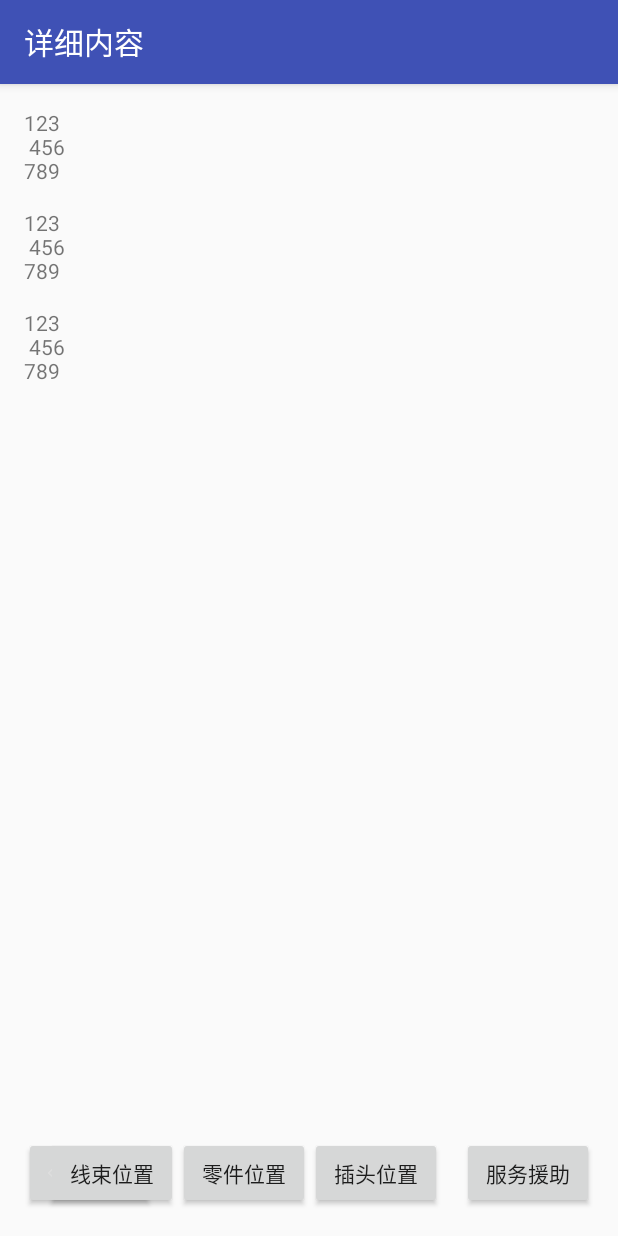
After one commit to gzzx24/ZhangXuDEMO, an Android app: the CarFailInfoActivity screen opened directly, with no data from a screen before it, on a phone screen of 412 x 824 dp. The commit adds this screen. Run offline under Robolectric (Android 15) with nearby library versions, the phone set to English and light mode, and no system bars.

Commit message:
添加详细页

```diff
--- a/app/src/main/AndroidManifest.xml
+++ b/app/src/main/AndroidManifest.xml
@@ -25,6 +25,7 @@
                 <category android:name="android.intent.category.LAUNCHER" />
             </intent-filter>
         </activity>
+        <activity android:name=".activity.CarFailInfoActivity"></activity>
     </application>
 
 </manifest>
--- /dev/null
+++ b/app/src/main/java/demo/zhangxu/zhangxudemo/activity/CarFailInfoActivity.java
@@ -0,0 +1,52 @@
+package demo.zhangxu.zhangxudemo.activity;
+
+import android.os.Bundle;
+import android.support.v7.app.AppCompatActivity;
+import android.widget.Button;
+import android.widget.TextView;
+
+import java.util.ArrayList;
+import java.util.List;
+
+import demo.zhangxu.zhangxudemo.R;
+import demo.zhangxu.zhangxudemo.entity.CarFailCode;
+
+public class CarFailInfoActivity extends AppCompatActivity {
+
+    private TextView tv_fail_info;
+    private TextView tv_fail_tips;
+    private TextView tv_fail_notice;
+    private Button btn_back;
+    private Button btn_line;
+    private Button btn_plug;
+    private Button btn_component;
+    private Button btn_help;
+    @Override
+    protected void onCreate(Bundle savedInstanceState) {
+        super.onCreate(savedInstanceState);
+        setContentView(R.layout.activity_car_fail_info);
+
+        initView();
+    }
+
+    public void initView() {
+        setTitle("详细内容");
+        tv_fail_info = (TextView)findViewById(R.id.tv_fail_info);
+        tv_fail_tips = (TextView)findViewById(R.id.tv_fail_tips);
+        tv_fail_notice = (TextView)findViewById(R.id.tv_fail_notice);
+
+        tv_fail_info.setText("123\n 456\n789");
+        tv_fail_tips.setText("123\n 456\n789");
+        tv_fail_notice.setText("123\n 456\n789");
+        List<CarFailCode> stuList=new ArrayList<>();
+        for(int i=0;i<10;i++){
+            CarFailCode carFailCode=new CarFailCode();
+            carFailCode.setCode("code"+i);
+            carFailCode.setContent("content:"+i);
+
+            stuList.add(carFailCode);
+        }
+
+
+    }
+}
--- /dev/null
+++ b/app/src/main/java/demo/zhangxu/zhangxudemo/entity/CarFailCode.java
@@ -0,0 +1,26 @@
+package demo.zhangxu.zhangxudemo.entity;
+
+/**
+ * Created by zhangxu on 17/3/6.
+ */
+
+public class CarFailCode {
+    private String code;
+    private String content;
+
+    public String getCode() {
+        return code;
+    }
+
+    public void setCode(String code) {
+        this.code = code;
+    }
+
+    public String getContent() {
+        return content;
+    }
+
+    public void setContent(String content) {
+        this.content = content;
+    }
+}
--- /dev/null
+++ b/app/src/main/res/layout/activity_car_fail_info.xml
@@ -0,0 +1,94 @@
+<?xml version="1.0" encoding="utf-8"?>
+<RelativeLayout xmlns:android="http://schemas.android.com/apk/res/android"
+    xmlns:tools="http://schemas.android.com/tools"
+    android:id="@+id/activity_car_fail_info"
+    android:layout_width="match_parent"
+    android:layout_height="match_parent"
+    android:paddingBottom="@dimen/activity_vertical_margin"
+    android:paddingLeft="@dimen/activity_horizontal_margin"
+    android:paddingRight="@dimen/activity_horizontal_margin"
+    android:paddingTop="@dimen/activity_vertical_margin"
+    tools:context="demo.zhangxu.zhangxudemo.activity.CarFailInfoActivity">
+
+    <TextView
+        android:layout_width="match_parent"
+        android:layout_height="wrap_content"
+        android:layout_alignParentTop="true"
+        android:layout_centerHorizontal="true"
+        android:id="@+id/tv_fail_info" />
+
+    <TextView
+        android:text="TextView"
+        android:layout_width="match_parent"
+        android:layout_height="wrap_content"
+        android:layout_below="@+id/tv_fail_info"
+        android:layout_centerHorizontal="true"
+        android:layout_marginTop="15dp"
+        android:id="@+id/tv_fail_tips" />
+
+    <TextView
+        android:text="TextView"
+        android:layout_width="match_parent"
+        android:layout_height="wrap_content"
+        android:layout_below="@+id/tv_fail_tips"
+        android:layout_marginTop="15dp"
+        android:id="@+id/tv_fail_notice" />
+
+    <RelativeLayout
+        android:layout_width="match_parent"
+        android:layout_height="50dp"
+        android:layout_alignParentBottom="true"
+        android:layout_centerHorizontal="true">
+        <Button
+            android:text="@string/back"
+            android:drawableLeft="@mipmap/title_back"
+            android:layout_width="wrap_content"
+            android:layout_height="wrap_content"
+            android:layout_alignParentLeft="true"
+            android:layout_alignParentStart="true"
+            android:layout_alignBaseline="@+id/btn_help"
+            android:id="@+id/btn_back" />
+
+
+        <Button
+            android:text="@string/info_btn_plug"
+            android:layout_width="wrap_content"
+            android:layout_height="wrap_content"
+            android:layout_alignParentBottom="true"
+            android:layout_alignParentRight="true"
+            android:layout_alignParentEnd="true"
+            android:layout_marginRight="101dp"
+            android:layout_marginEnd="101dp"
+            android:layout_alignBaseline="@+id/btn_help"
+            android:id="@+id/btn_plug" />
+
+
+        <Button
+            android:text="@string/info_btn_component"
+            android:layout_width="wrap_content"
+            android:layout_height="wrap_content"
+            android:id="@+id/btn_component"
+            android:layout_centerVertical="true"
+            android:layout_toLeftOf="@+id/btn_plug"
+            android:layout_toStartOf="@+id/btn_plug"
+            android:layout_alignBaseline="@+id/btn_help"/>
+
+        <Button
+            android:text="@string/info_btn_line"
+            android:layout_width="wrap_content"
+            android:layout_height="wrap_content"
+            android:id="@+id/btn_line"
+            android:layout_alignBaseline="@+id/btn_help"
+            android:layout_toLeftOf="@+id/btn_component"
+            android:layout_toStartOf="@+id/btn_component" />
+
+        <Button
+            android:text="@string/info_btn_help"
+            android:layout_width="wrap_content"
+            android:layout_height="wrap_content"
+            android:layout_alignParentRight="true"
+            android:layout_alignParentEnd="true"
+            android:id="@+id/btn_help" />
+
+    </RelativeLayout>
+</RelativeLayout>
--- a/app/src/main/res/layout/activity_main.xml
+++ b/app/src/main/res/layout/activity_main.xml
@@ -10,15 +10,11 @@
     android:paddingTop="@dimen/activity_vertical_margin"
     tools:context="demo.zhangxu.zhangxudemo.activity.MainActivity">
 
-<android.support.v4.widget.SwipeRefreshLayout
-    android:layout_width="match_parent"
-    android:layout_height="match_parent">
     <ListView
         android:id="@+id/listViewFail"
         android:layout_width="match_parent"
         android:layout_height="match_parent"
         android:layout_alignParentTop="true"
         android:layout_centerHorizontal="true" />
-</android.support.v4.widget.SwipeRefreshLayout>
 
 </RelativeLayout>
--- a/app/src/main/res/values/strings.xml
+++ b/app/src/main/res/values/strings.xml
@@ -1,10 +1,17 @@
 <resources>
     <string name="app_name">ZhangXuDEMO</string>
     <string name="title_activity_base">BaseActivity</string>
+    <string name="back">返回</string>
     <!--首页 开始 -->
     <string name="main_title">错误列表</string>
     <!--首页 结束 -->
 
     <!--详细页 开始 -->
+    <string name="info_btn_help">服务援助</string>
+    <string name="info_btn_line">线束位置</string>
+    <string name="info_btn_plug">插头位置</string>
+    <string name="info_btn_component">零件位置</string>
+    <string name="info_lable_tips">提示</string>
+    <string name="info_lable_notice">注意</string>
     <!--详细页 结束 -->
 </resources>
```
Also changed, not shown: app/src/main/java/demo/zhangxu/zhangxudemo/activity/MainActivity.java (+38 -6 lines), app/src/main/java/demo/zhangxu/zhangxudemo/adapter/MainAdapter.java (added, +93 -0 lines), app/src/main/res/layout/item_main.xml (added, +19 -0 lines), app/src/main/res/mipmap-xxhdpi/em_ic_right_arrow.png (added), app/src/main/res/mipmap-xxhdpi/title_back.png (added).
